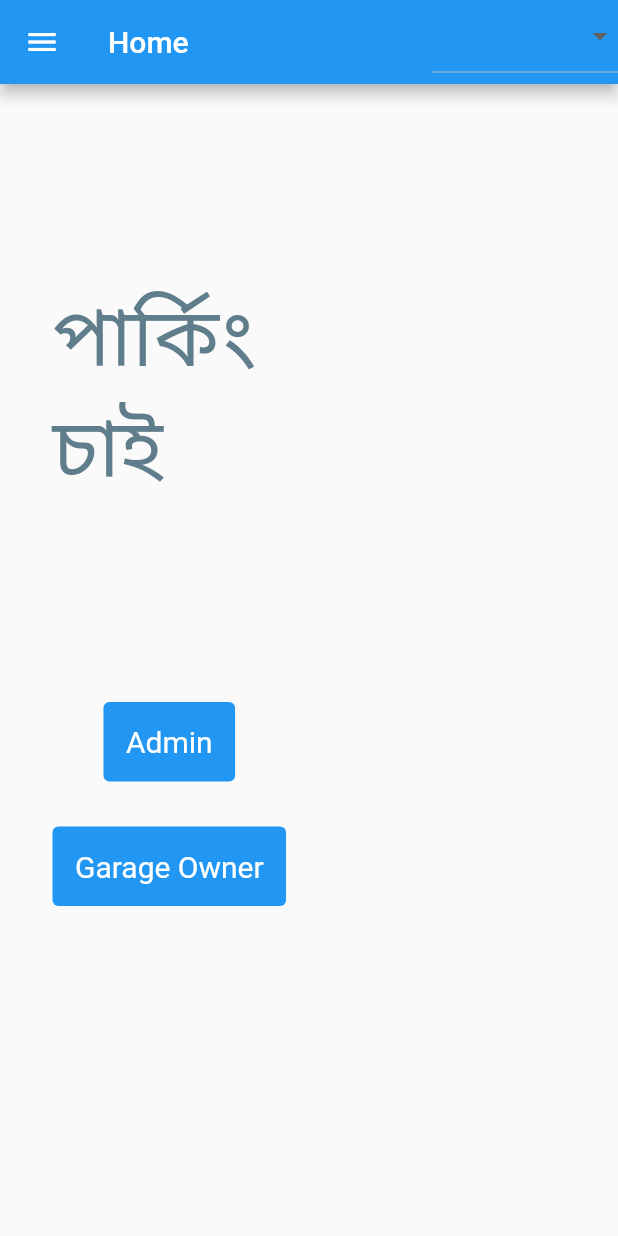
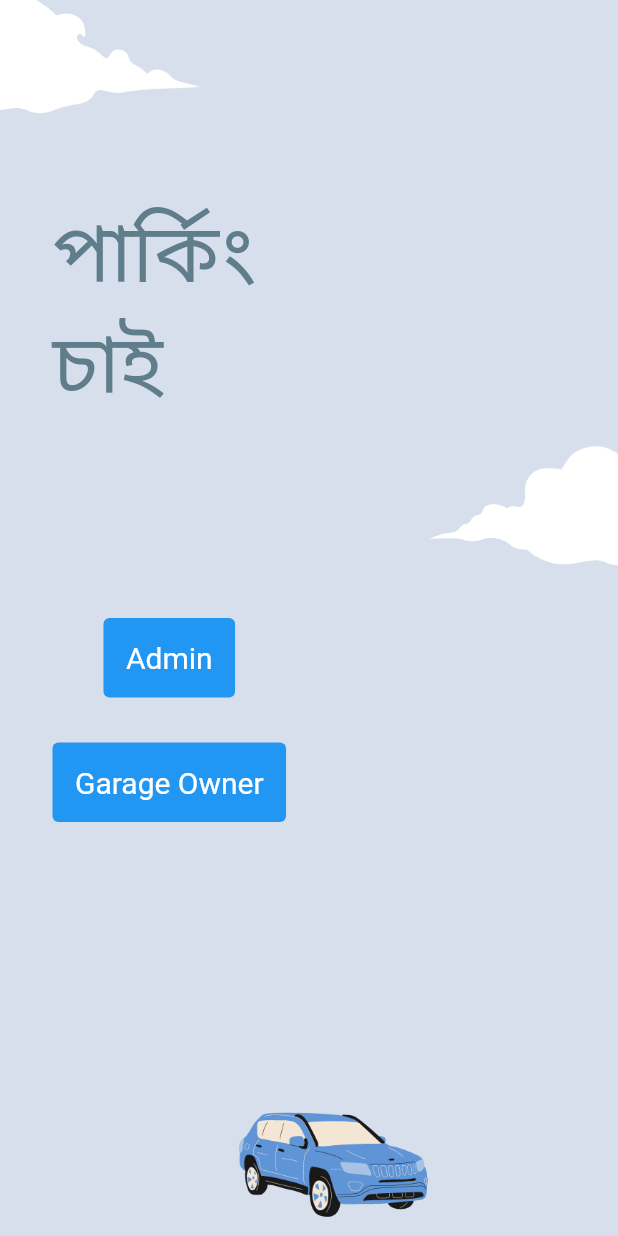
Before and after one commit to ShajadulKarim/Parking-koi, a Flutter app: the screen it shows after launch, on a phone screen of 412 x 824 dp. Run offline on Flutter 3.47's test engine with Material 2 defaults, Android fonts, the phone set to English and light mode, and no system bars.

Commit message:
Revert "dashboard, forgetpass, home, login, main, sign_in"
This reverts commit 4eb7b7af69974175c8957dca1b9ec6b72b0894f3.

```diff
--- a/lib/forgetpass.dart
+++ b/lib/forgetpass.dart
@@ -16,6 +16,7 @@ class _ForgetPass extends State<ForgetPass> {
           image: DecorationImage(image: AssetImage('assets/16.png'), fit: BoxFit.cover)
       ),
       child: Scaffold(
+        backgroundColor: Colors.transparent,
         body: Stack (
           children: [
             Container(
--- a/lib/home.dart
+++ b/lib/home.dart
@@ -15,85 +15,37 @@ class _Home extends State<Home> {
   Widget build(BuildContext context) {
     return Container(
       decoration: BoxDecoration(
-          image: DecorationImage(
-              image: AssetImage('assets/16.png'), fit: BoxFit.cover)),
+          image: DecorationImage(image: AssetImage('assets/16.png'), fit: BoxFit.cover)
+      ),
       child: Scaffold(
-        //backgroundColor: Colors.transparent,
-        appBar: AppBar(
-          title: Text('Home'),
-          actions: [
-            DropdownButton<String>(
-              items: <String>['Admin', 'Garage Owner', 'Users']
-                  .map((String value) {
-                return DropdownMenuItem<String>(
-                  value: value,
-                  child: Text(value),
-                );
-              }).toList(),
-              onChanged: (String? newValue) {
-                // Handle dropdown selection
-              },
-            ),
-          ],
-        ),
-        drawer: Drawer(
-          child: ListView(
-            children: [
-              ListTile(
-                title: Text('Settings'),
-                onTap: () {
-                  // Handle drawer item tap for settings
-                },
-              ),
-              ListTile(
-                title: Text('Terms and Conditions'),
-                onTap: () {
-                  // Handle drawer item tap for terms and conditions
-                },
-              ),
-              ListTile(
-                title: Text('Offers'),
-                onTap: () {
-                  // Handle drawer item tap for offers
-                },
-              ),
-              ListTile(
-                title: Text('Privacy'),
-                onTap: () {
-                  // Handle drawer item tap for privacy
-                },
-              ),
-            ],
-          ),
-        ),
-        body: Stack(
+        backgroundColor: Colors.transparent,
+        body: Stack (
           children: [
             Container(
               padding: EdgeInsets.only(left: 35, top: 130),
-              child: Text(
-                'পার্কিং \nচাই',
-                style: TextStyle(color: Colors.blueGrey, fontSize: 54),
-              ),
+              child: Text('পার্কিং \nচাই', style: TextStyle(
+                  color: Colors.blueGrey,
+                  fontSize: 54
+              ),),
             ),
             SingleChildScrollView(
               child: Container(
-                padding: EdgeInsets.only(
-                    top: MediaQuery.of(context).size.height * 0.5,
-                    right: 35,
-                    left: 35),
+                padding: EdgeInsets.only(top: MediaQuery.of(context).size.height * 0.5,
+                    right: 35, left: 35),
                 child: Column(
                   children: [
                     TextButton(
                       child: Text('Admin'),
                       onPressed: () {
-                        Navigator.push(context,
-                            MaterialPageRoute(builder: (contest) => MyLogin()));
+                        Navigator.push(
+                            context,MaterialPageRoute(builder: (contest) =>  MyLogin()));
                       },
                       style: TextButton.styleFrom(
-                        padding: const EdgeInsets.all(15),
+                        padding:const EdgeInsets.all(15),
                         foregroundColor: Colors.white,
-                        backgroundColor: Colors.blue,
+                        backgroundColor:Colors.blue,
                         textStyle: const TextStyle(fontSize: 20),
+
                       ),
                     ),
                     SizedBox(
@@ -102,20 +54,23 @@ class _Home extends State<Home> {
                     TextButton(
                       child: Text('Garage Owner'),
                       onPressed: () {
-                        Navigator.push(context,
-                            MaterialPageRoute(builder: (contest) => MyLogin()));
+                        Navigator.push(
+                            context,MaterialPageRoute(builder: (contest) =>  MyLogin()));
                       },
                       style: TextButton.styleFrom(
-                        padding: const EdgeInsets.all(15),
+                        padding:const EdgeInsets.all(15),
                         foregroundColor: Colors.white,
-                        backgroundColor: Colors.blue,
+                        backgroundColor:Colors.blue,
                         textStyle: const TextStyle(fontSize: 20),
+
                       ),
                     )
-                  ],
+
+
+                      ],
+                    ),
                 ),
               ),
-            ),
           ],
         ),
       ),
--- a/lib/login.dart
+++ b/lib/login.dart
@@ -17,6 +17,7 @@ class _MyLoginState extends State<MyLogin> {
         image: DecorationImage(image: AssetImage('assets/16.png'), fit: BoxFit.cover)
       ),
       child: Scaffold(
+        backgroundColor: Colors.transparent,
         body: Stack (
           children: [
             Container(
--- a/lib/sign_in.dart
+++ b/lib/sign_in.dart
@@ -15,6 +15,7 @@ class _SignininState extends State<Signin> {
           image: DecorationImage(image: AssetImage('assets/16.png'), fit: BoxFit.cover)
       ),
       child: Scaffold(
+        backgroundColor: Colors.transparent,
         body: Stack (
           children: [
             Container(
```
Also changed, not shown: lib/dashboard.dart (deleted, +0 -87 lines), lib/main.dart (+3 -4 lines).
